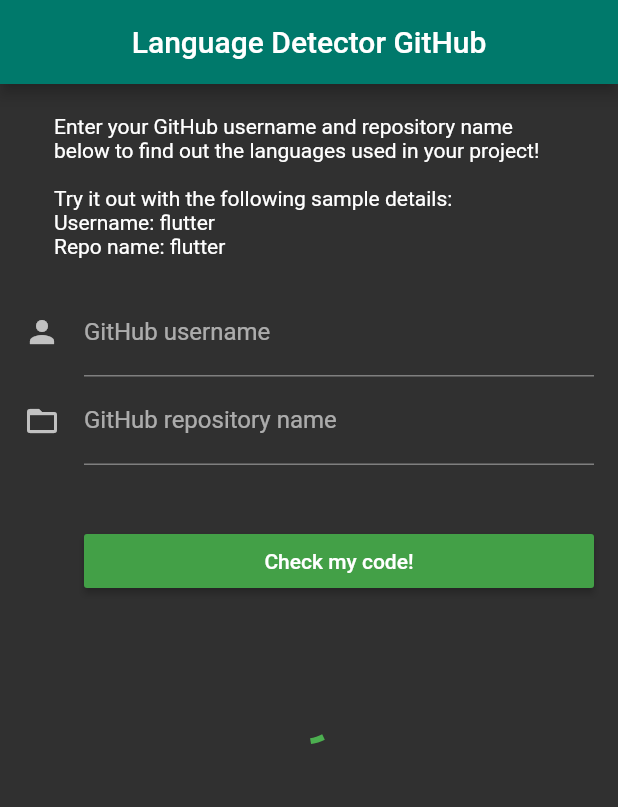
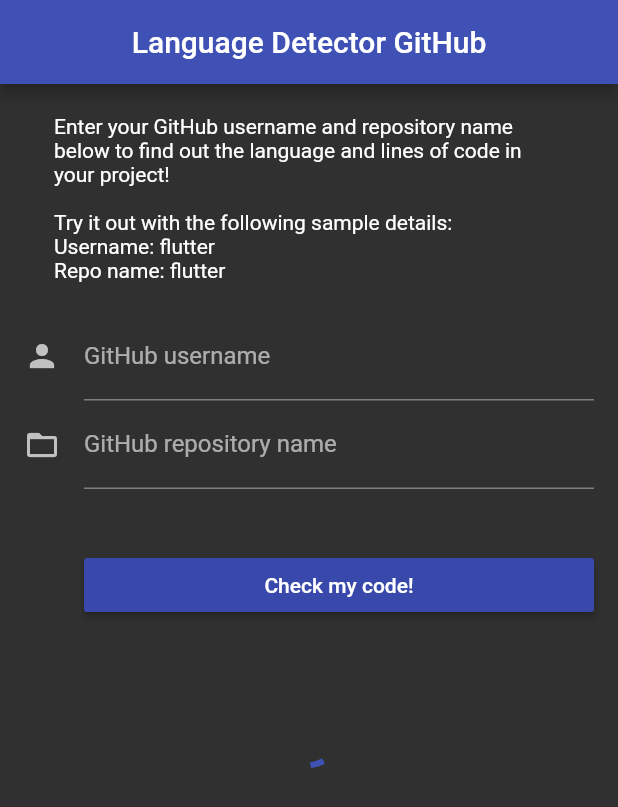
Before and after one commit to snotani/GitHubAPIFlutterApp, a Flutter app: the screen it shows after launch, on a phone screen of 412 x 824 dp. Shown: the top 807 px of the screen. Run offline on Flutter 3.47's test engine with Material 2 defaults, Android fonts, the phone set to English and light mode, and no system bars.

Commit message:
Added size of language and removed description

```diff
--- a/lib/linguist_data.dart
+++ b/lib/linguist_data.dart
@@ -2,13 +2,13 @@ import 'package:flutter/material.dart';
 import 'package:url_launcher/url_launcher.dart';
 
 class LinguistResults{
-  var resultsDesc;
+  var resultsLangSize;
   var resultsLang;
   var resultsSize;
 
   Widget showResults(BuildContext context) {
     return resultsLang != null
-        ? Text("Description: $resultsDesc \n\nLanguage most used: $resultsLang \n\nLines of Code (estimate): $resultsSize",
+        ? Text("Language used: $resultsLang ($resultsLangSize Kb) \n\nLines of Code (estimate): $resultsSize",
         style: TextStyle(fontSize: MediaQuery.of(context).size.height/50.0),
         )
         : CircularProgressIndicator();
--- a/lib/main.dart
+++ b/lib/main.dart
@@ -14,9 +14,9 @@ class LinguistGitHubAPI extends StatelessWidget {
       title: 'Language Detector GitHub',
       debugShowCheckedModeBanner: false,
       theme: ThemeData(
-        primarySwatch: Colors.green,
-        primaryColor: Colors.teal[700],
-        accentColor: Colors.tealAccent,
+        primarySwatch: Colors.indigo,
+        primaryColor: Colors.indigo,
+        accentColor: Colors.indigoAccent,
         brightness: Brightness.dark,
       ),
       home: MyHomePage(),
@@ -35,6 +35,7 @@ class _MyHomePageState extends State<MyHomePage> {
   final repoController = TextEditingController();
   LinguistResults results = new LinguistResults();
   var resBody;
+  var resSize;
   String user;
   String repo;
   bool isAvailable = true;
@@ -45,15 +46,17 @@ class _MyHomePageState extends State<MyHomePage> {
 
     String url = "https://api.github.com/repos/"+user+"/"+repo;
     var resLang = await http.get(Uri.encodeFull(url), headers: {"Accept": "application/json"});
+    var resLangSize = await http.get(Uri.encodeFull(url+"/languages"), headers: {"Accept": "application/json"});
     setState(() {
       resBody = json.decode(resLang.body);
+      resSize = json.decode(resLangSize.body);
     });
 
     if(resBody['message'] !=  "Not Found") {
       isAvailable = true;
-      results.resultsDesc = resBody['description'];
       results.resultsLang = resBody['language'];
-      results.resultsSize = resBody['size'];
+      results.resultsLangSize = (resSize['Dart']/1000).toStringAsFixed(2);
+      results.resultsSize = ((resBody['size']/100) * 40).round();
     }
     else{
       isAvailable = false;
@@ -78,14 +81,13 @@ class _MyHomePageState extends State<MyHomePage> {
                   new Padding(
                     padding: const EdgeInsets.all(20.0),
                     child: new Text("Enter your GitHub username and repository name below to find out "
-                        "the languages used in your project! \n\n"
+                        "the language and lines of code in your project! \n\n"
                         "Try it out with the following sample details:\n"
                         "Username: flutter \nRepo name: flutter"),
                   ),
                   new TextFormField(
                     decoration: const InputDecoration(
                       icon: const Icon(Icons.person),
-                      //hintText: 'Enter your GitHub username',
                       labelText: 'GitHub username',
                     ),
                     controller: userController,
@@ -94,7 +96,6 @@ class _MyHomePageState extends State<MyHomePage> {
                   new TextFormField(
                     decoration: const InputDecoration(
                       icon: const Icon(Icons.folder_open),
-                      hintText: 'Enter your GitHub repository name',
                       labelText: 'GitHub repository name',
                     ),
                     controller: repoController,
```
